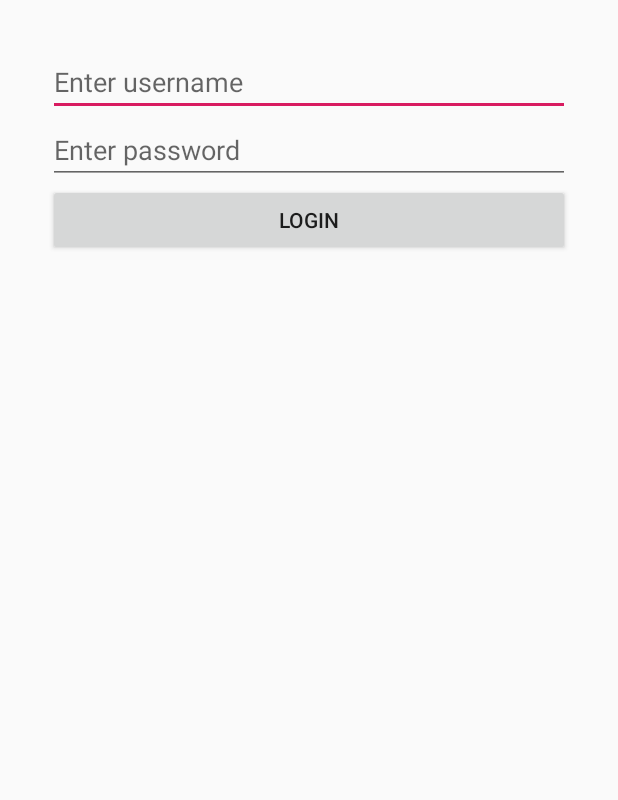
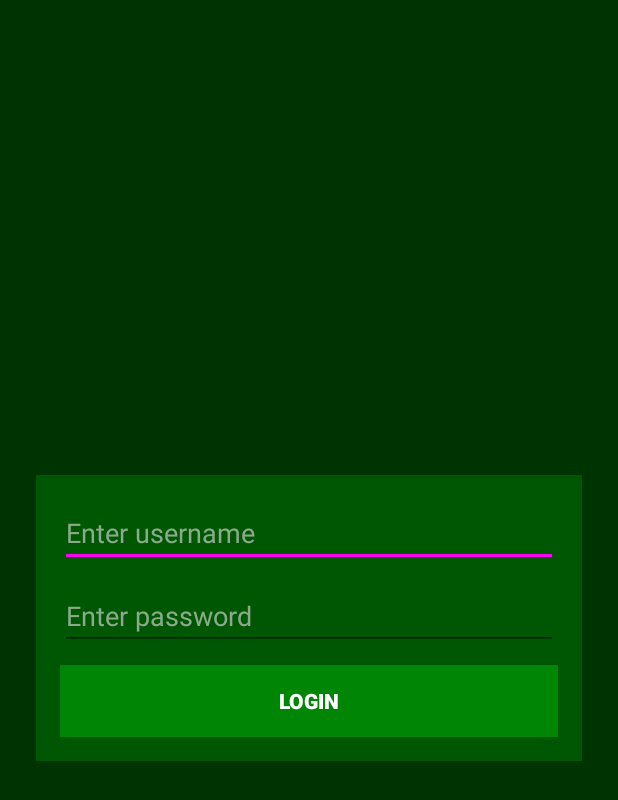
Before and after one commit to puhalskib/android-Login-Activity, an Android app: the layout activity_main.xml on its own in the app's theme, with its tools: preview values and no code run, on a phone screen of 412 x 824 dp. Shown: the top 800 px of the screen. Run offline under Robolectric (Android 15) with nearby library versions, the phone set to English and light mode, and no system bars.

Commit message:
added dark style

```diff
--- a/app/src/main/res/layout/activity_main.xml
+++ b/app/src/main/res/layout/activity_main.xml
@@ -4,14 +4,20 @@
     xmlns:tools="http://schemas.android.com/tools"
     android:layout_width="match_parent"
     android:layout_height="match_parent"
+    android:background="@color/colorPrimaryDarkest"
     tools:context=".MainActivity">
 
     <LinearLayout
         android:id="@+id/linearLayout"
         android:layout_width="0dp"
-        android:layout_height="0dp"
+        android:layout_height="wrap_content"
+        android:layout_marginStart="24dp"
+        android:layout_marginLeft="24dp"
+        android:layout_marginEnd="24dp"
+        android:layout_marginRight="24dp"
+        android:background="@color/colorPrimaryDark"
         android:orientation="vertical"
-        android:padding="32dp"
+        android:padding="16dp"
         app:layout_constraintBottom_toBottomOf="parent"
         app:layout_constraintEnd_toEndOf="parent"
         app:layout_constraintStart_toStartOf="parent"
@@ -21,24 +27,36 @@
             android:id="@+id/usernameField"
             android:layout_width="match_parent"
             android:layout_height="wrap_content"
+            android:autofillHints=""
             android:ems="10"
             android:hint="@string/userHint"
             android:inputType="textPersonName"
-            android:autofillHints="" tools:targetApi="o" />
+            android:textColor="@color/colorText"
+            android:textColorHint="@color/colorTextHint"
+            tools:targetApi="o" />
 
         <EditText
                 android:id="@+id/passwordField"
                 android:layout_width="match_parent"
                 android:layout_height="wrap_content"
+                android:layout_marginTop="10dp"
+                android:layout_marginBottom="10dp"
+                android:autofillHints=""
                 android:ems="10"
                 android:hint="@string/passHint"
                 android:inputType="textPassword"
-            android:autofillHints="" tools:targetApi="o" />
+                android:textColor="@color/colorText"
+                android:textColorHint="@color/colorTextHint"
+                tools:targetApi="o" />
 
         <Button
             android:id="@+id/button"
             android:layout_width="match_parent"
             android:layout_height="wrap_content"
-            android:text="@string/loginButton" />
+            android:background="@color/colorPrimary"
+            android:text="@string/loginButton"
+            android:textColor="@color/colorText"
+            android:textStyle="bold" />
     </LinearLayout>
+
 </androidx.constraintlayout.widget.ConstraintLayout>
--- a/app/src/main/res/values/colors.xml
+++ b/app/src/main/res/values/colors.xml
@@ -1,6 +1,9 @@
 <?xml version="1.0" encoding="utf-8"?>
 <resources>
-    <color name="colorPrimary">#008577</color>
-    <color name="colorPrimaryDark">#00574B</color>
-    <color name="colorAccent">#D81B60</color>
+    <color name="colorPrimary">#008504</color>
+    <color name="colorPrimaryDark">#005703</color>
+    <color name="colorPrimaryDarkest">#003302</color>
+    <color name="colorAccent">#fe01f5</color>
+    <color name="colorTextHint">#8BAA8B</color>
+    <color name="colorText">#fff</color>
 </resources>
--- a/app/src/main/res/values/styles.xml
+++ b/app/src/main/res/values/styles.xml
@@ -1,7 +1,7 @@
 <resources>
 
     <!-- Base application theme. -->
-    <style name="AppTheme" parent="Theme.AppCompat.Light.DarkActionBar">
+    <style name="AppTheme" parent="Theme.AppCompat.Light.NoActionBar">
         <!-- Customize your theme here. -->
         <item name="colorPrimary">@color/colorPrimary</item>
         <item name="colorPrimaryDark">@color/colorPrimaryDark</item>
```
Lines whose indentation alone changed are shown as unchanged.
